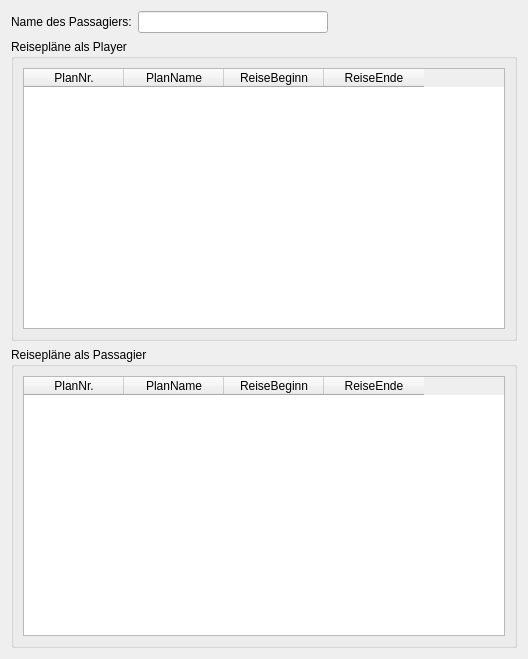
schrumbo/PG2P3, file suchergebnisdialog.ui: the form before one commit.
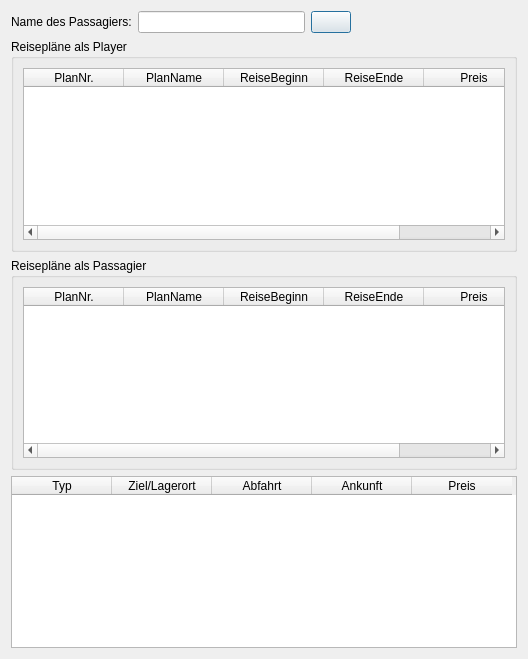
The form after the commit. Icons and pictures are not drawn.

The edit to the form file:
```diff
--- a/suchergebnisdialog.ui
+++ b/suchergebnisdialog.ui
@@ -28,6 +28,17 @@
        <item>
         <widget class="QLineEdit" name="lineEditPassagierName"/>
        </item>
+       <item>
+        <widget class="QPushButton" name="pushButtonSuche">
+         <property name="text">
+          <string/>
+         </property>
+         <property name="icon">
+          <iconset>
+           <normaloff>icons/suchen.svg</normaloff>icons/suchen.svg</iconset>
+         </property>
+        </widget>
+       </item>
        <item>
         <spacer name="horizontalSpacer">
          <property name="orientation">
@@ -71,6 +82,11 @@
             <string>ReiseEnde</string>
            </property>
           </column>
+          <column>
+           <property name="text">
+            <string>Preis</string>
+           </property>
+          </column>
          </widget>
         </item>
        </layout>
@@ -104,11 +120,45 @@
             <string>ReiseEnde</string>
            </property>
           </column>
+          <column>
+           <property name="text">
+            <string>Preis</string>
+           </property>
+          </column>
          </widget>
         </item>
        </layout>
       </widget>
      </item>
+     <item>
+      <widget class="QTableWidget" name="tableWidgetReiseabschnitte">
+       <column>
+        <property name="text">
+         <string>Typ</string>
+        </property>
+       </column>
+       <column>
+        <property name="text">
+         <string>Ziel/Lagerort</string>
+        </property>
+       </column>
+       <column>
+        <property name="text">
+         <string>Abfahrt</string>
+        </property>
+       </column>
+       <column>
+        <property name="text">
+         <string>Ankunft</string>
+        </property>
+       </column>
+       <column>
+        <property name="text">
+         <string>Preis</string>
+        </property>
+       </column>
+      </widget>
+     </item>
     </layout>
    </item>
   </layout>
```
Left out of the diff: 2 changed lines with no effect on the pictures.
